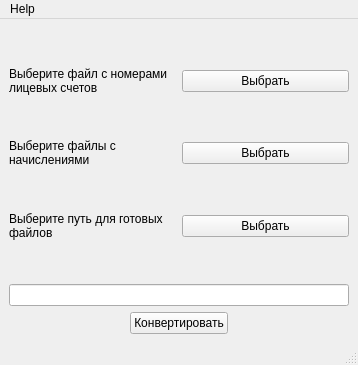
Qt form mainwindow.ui (ogulyukin/SBConverter) before a commit.
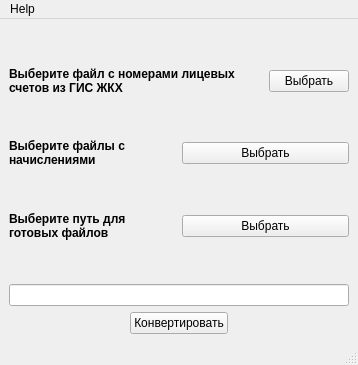
The same form after that commit. Icons and pictures are not drawn.

```diff
--- a/mainwindow.ui
+++ b/mainwindow.ui
@@ -32,8 +32,14 @@
      <layout class="QHBoxLayout" name="horizontalLayout">
       <item>
        <widget class="QLabel" name="Info1Label">
+        <property name="font">
+         <font>
+          <weight>75</weight>
+          <bold>true</bold>
+         </font>
+        </property>
         <property name="text">
-         <string>Выберите файл с номерами лицевых счетов</string>
+         <string>Выберите файл с номерами лицевых счетов из ГИС ЖКХ</string>
         </property>
         <property name="wordWrap">
          <bool>true</bool>
@@ -63,6 +69,12 @@
      <layout class="QHBoxLayout" name="horizontalLayout_2">
       <item>
        <widget class="QLabel" name="info2Label">
+        <property name="font">
+         <font>
+          <weight>75</weight>
+          <bold>true</bold>
+         </font>
+        </property>
         <property name="text">
          <string>Выберите файлы с начислениями</string>
         </property>
@@ -94,6 +106,12 @@
      <layout class="QHBoxLayout" name="horizontalLayout_3">
       <item>
        <widget class="QLabel" name="info3Label">
+        <property name="font">
+         <font>
+          <weight>75</weight>
+          <bold>true</bold>
+         </font>
+        </property>
         <property name="text">
          <string>Выберите путь для готовых файлов</string>
         </property>
```
Left out of the diff: 6 changed lines with no effect on the pictures.
